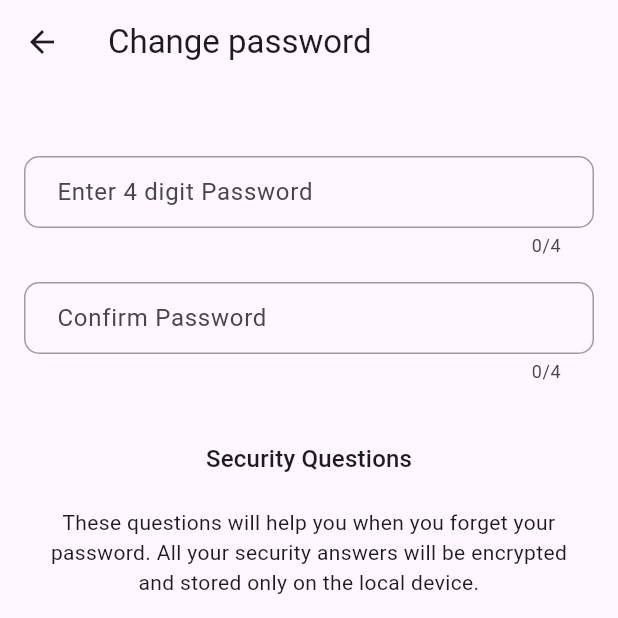
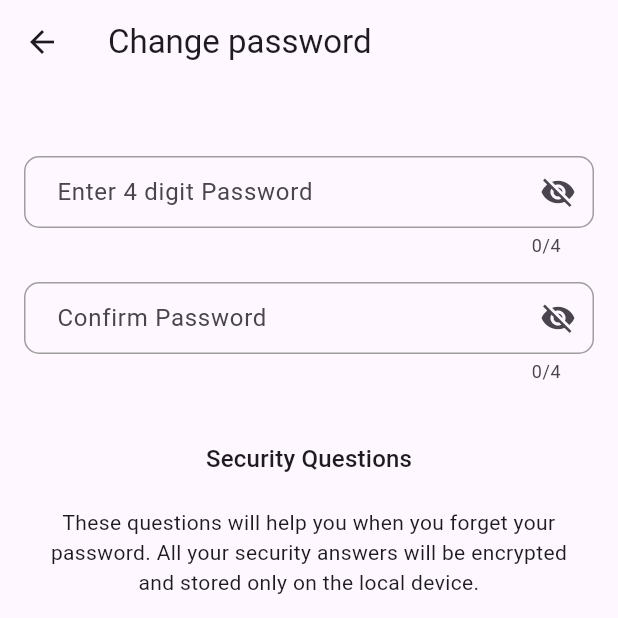
Before and after one commit to PsdeveloperFlutter/filemanager, a Flutter app: the PasswordScreen screen opened directly, on a phone screen of 412 x 824 dp, the top half of it. Run offline on Flutter 3.47's test engine with Material 3 defaults, Android fonts, the phone set to English and light mode, and no system bars; our stand-ins replace another_flushbar, file_picker, flutter_secure_storage, flutter_switch, get, google_fonts and 6 more; accounts and stored records are empty.

Commit message:
Refactor: Improve password input visibility and reset flow
This commit introduces the following changes:

- **`CreatePasswordScreen.dart`:**
    - Added visibility toggle icons (eye/eye-slash) to the "Enter 4 digit Password" and "Confirm Password" fields.
    - Updated `buildTextField` to support `obscureText` and a suffix icon for toggling password visibility.
- **`Setting.dart`:**
    - Modified the `ForgotPin` function:
        - Now disables biometric authentication (`setBiometricToggle(false)`) upon successful PIN reset.
        - Removed the automatic navigation to `PasswordScreen` after resetting the PIN. The user will now remain on the settings screen.

```diff
--- a/lib/FileManagement/CreatePasswordScreen.dart
+++ b/lib/FileManagement/CreatePasswordScreen.dart
@@ -17,7 +17,8 @@ class _PasswordScreenState extends State<PasswordScreen> {
   final TextEditingController confirmPasswordController = TextEditingController();
   final TextEditingController answerController1 = TextEditingController();
   final TextEditingController answerController2 = TextEditingController();
-
+  bool _isPasswordObscured = true; // Initially, the password is hidden
+  bool _isConfirmPasswordObscured = true; // Initially, confirm password is hidden
   final List<String> recoveryQuestions = [
     "What is your mother's maiden name?",
     "What was the name of your first pet?",
@@ -54,8 +55,16 @@ class _PasswordScreenState extends State<PasswordScreen> {
           crossAxisAlignment: CrossAxisAlignment.center,
           children: [
             const SizedBox(height: 40),
-            buildTextField('Enter 4 digit Password', passwordController, false, true, false),
-            buildTextField('Confirm Password', confirmPasswordController, false, true, false),
+            buildTextField('Enter 4 digit Password', passwordController, false, true, false,_isPasswordObscured,true,(){
+              setState(() {
+                _isPasswordObscured = !_isPasswordObscured;
+              });
+            }),
+            buildTextField('Confirm Password', confirmPasswordController, false, true, false,_isConfirmPasswordObscured,true,(){
+              setState(() {
+                _isConfirmPasswordObscured = !_isConfirmPasswordObscured;
+              });
+            }),
             const SizedBox(height: 30),
             Text("Security Questions", style: Theme.of(context).textTheme.titleMedium),
             const SizedBox(height: 8),
@@ -80,7 +89,7 @@ class _PasswordScreenState extends State<PasswordScreen> {
               },
             ),
             const SizedBox(height: 10),
-            buildTextField('Answer', answerController1, false, false, true),
+            buildTextField('Answer', answerController1, false, false, true,false,false,null),
             const SizedBox(height: 20),
             // Second Question + Answer
             QuestionSelector(
@@ -94,7 +103,7 @@ class _PasswordScreenState extends State<PasswordScreen> {
               },
             ),
             const SizedBox(height: 10),
-            buildTextField('Answer', answerController2, false, false, true),
+            buildTextField('Answer', answerController2, false, false, true,false,false,null),
             const SizedBox(height: 30),
             Container(
               width: 340,
@@ -122,7 +131,16 @@ class _PasswordScreenState extends State<PasswordScreen> {
   }
 
   /// Builds a regular or read-only text field
-  Widget buildTextField(String label, TextEditingController controller, bool readOnly, bool isNumber, bool isAnswer) {
+  Widget buildTextField(
+      String label,
+      TextEditingController controller,
+      bool readOnly,
+      bool isNumber,
+      bool isAnswer,
+      bool obscure,
+      bool showSuffixIcon, // New parameter
+      VoidCallback? onSuffixIconTap // Made nullable to match usage
+      ) {
     return Padding(
       padding: const EdgeInsets.symmetric(vertical: 8),
       child: TextField(
@@ -131,10 +149,21 @@ class _PasswordScreenState extends State<PasswordScreen> {
         keyboardType: isNumber ? TextInputType.number : TextInputType.text,
         controller: controller,
         readOnly: readOnly,
-        obscureText: false,
+        obscureText: obscure,
+        obscuringCharacter: "*",
         decoration: InputDecoration(
+          // Conditionally show the suffixIcon
+          suffixIcon: showSuffixIcon
+              ? IconButton(
+            icon: Icon(
+              // Change icon based on the 'obscure' state
+              obscure ? Icons.visibility_off : Icons.visibility,
+            ),
+            onPressed: onSuffixIconTap, // Call this function when tapped
+          )
+              : null,
           focusColor: Colors.grey.shade200,
-          fillColor: Colors.green,
+          fillColor: Colors.green, // You might want to make this dynamic or remove if not needed for all fields
           labelText: label,
           focusedBorder: OutlineInputBorder(
             borderRadius: BorderRadius.all(Radius.circular(10)),
@@ -154,7 +183,6 @@ class _PasswordScreenState extends State<PasswordScreen> {
       ),
     );
   }
-
   // Insert User Password
   void InsertUserPassword() {
     if (passwordController.text.isEmpty ||
--- a/lib/FileManagement/Setting.dart
+++ b/lib/FileManagement/Setting.dart
@@ -395,16 +395,12 @@ class _MyHomePageState extends State<MyHomePage> {
       question2.clear();
       await authService.resetPin();
       await authService.setAppLockEnabled(false);
+      await authService.setBiometricToggle(false);
       setState(() {
         biometricstatus = false;
         isAppLockEnabled = false;
       });
       Navigator.pop(context);
-      Navigator.push(context, MaterialPageRoute(builder: (context) {
-        return PasswordScreen(
-          passwordValue: "Change password",
-        );
-      }));
     }
 
     else if (question1.text == passwordData['answer1'] &&
```
